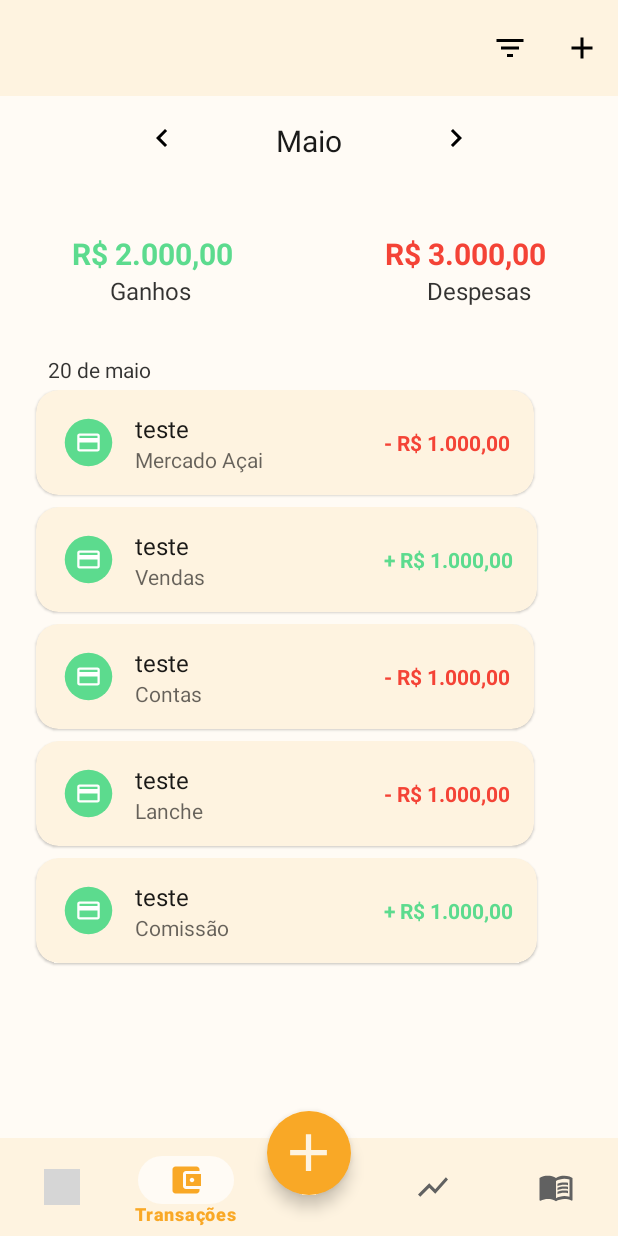
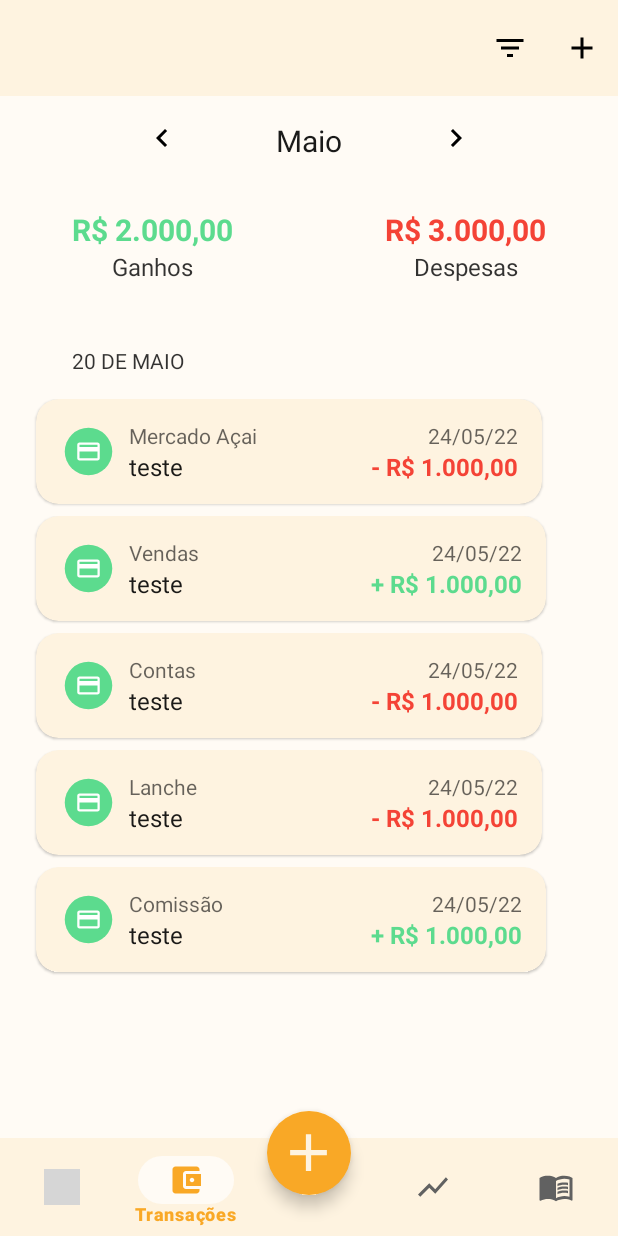
Before and after one commit to htchristie/finances-app, an Android app: the screen it shows after launch (MainActivity), item 2 of the bottom bar chosen, on a phone screen of 412 x 824 dp. Run offline under Robolectric (Android 15) with nearby library versions, the phone set to English and light mode, and no system bars; our stand-ins replace navigation-ui; grey boxes are pictures that could not be loaded.

Commit message:
altered design on transactions fragment

```diff
--- a/app/src/main/AndroidManifest.xml
+++ b/app/src/main/AndroidManifest.xml
@@ -14,6 +14,12 @@
         android:theme="@style/Theme.FinancesApp"
         tools:targetApi="31">
         <activity
+            android:name=".AddPlanning"
+            android:exported="false" />
+        <activity
+            android:name=".AddTransaction"
+            android:exported="false" />
+        <activity
             android:name=".MainActivity"
             android:exported="true">
             <intent-filter>
--- a/app/src/main/res/layout/fragment_transactions.xml
+++ b/app/src/main/res/layout/fragment_transactions.xml
@@ -1,5 +1,6 @@
 <?xml version="1.0" encoding="utf-8"?>
-<FrameLayout xmlns:android="http://schemas.android.com/apk/res/android"
+
+<ScrollView xmlns:android="http://schemas.android.com/apk/res/android"
     xmlns:app="http://schemas.android.com/apk/res-auto"
     xmlns:tools="http://schemas.android.com/tools"
     android:layout_width="match_parent"
@@ -8,10 +9,6 @@
     android:fitsSystemWindows="true"
     tools:context=".fragments.TransactionsFragment"
     tools:ignore="PrivateResource">
-
-    <ScrollView
-        android:layout_width="match_parent"
-        android:layout_height="match_parent">
 
     <androidx.constraintlayout.widget.ConstraintLayout
         android:id="@+id/srlTransActions"
@@ -70,7 +67,7 @@
             android:layout_width="wrap_content"
             android:layout_height="wrap_content"
             android:layout_marginStart="48dp"
-                android:layout_marginTop="48dp"
+            android:layout_marginTop="32dp"
             android:text="R$ 3.550,00"
             android:textColor="@color/green_500"
             android:textSize="20sp"
@@ -82,19 +79,19 @@
             android:id="@+id/tvTrProfit"
             android:layout_width="wrap_content"
             android:layout_height="wrap_content"
-                android:layout_marginStart="73dp"
             android:alpha=".8"
             android:text="@string/profits"
             android:textColor="?attr/colorOnPrimary"
             android:textSize="16sp"
-                app:layout_constraintStart_toStartOf="parent"
+            app:layout_constraintEnd_toEndOf="@+id/tvTrProfitDisplay"
+            app:layout_constraintStart_toStartOf="@+id/tvTrProfitDisplay"
             app:layout_constraintTop_toBottomOf="@+id/tvTrProfitDisplay" />
 
         <TextView
             android:id="@+id/tvTrExpensesDisplay"
             android:layout_width="wrap_content"
             android:layout_height="wrap_content"
-                android:layout_marginTop="48dp"
+            android:layout_marginTop="32dp"
             android:layout_marginEnd="48dp"
             android:text="R$ 912,91"
             android:textColor="@color/red_500"
@@ -107,27 +104,24 @@
             android:id="@+id/tvTrExpenses"
             android:layout_width="wrap_content"
             android:layout_height="wrap_content"
-                android:layout_marginEnd="58dp"
             android:alpha=".8"
             android:text="@string/expenses"
             android:textColor="?attr/colorOnPrimary"
             android:textSize="16sp"
-                app:layout_constraintEnd_toEndOf="parent"
+            app:layout_constraintEnd_toEndOf="@+id/tvTrExpensesDisplay"
+            app:layout_constraintStart_toStartOf="@+id/tvTrExpensesDisplay"
             app:layout_constraintTop_toBottomOf="@+id/tvTrExpensesDisplay" />
 
         <androidx.recyclerview.widget.RecyclerView
             android:id="@+id/rvTransactionCard"
             android:layout_width="match_parent"
             android:layout_height="match_parent"
-                android:layout_marginTop="22dp"
+            android:layout_marginTop="32dp"
             android:layout_marginBottom="32dp"
             app:layout_constraintBottom_toBottomOf="parent"
             app:layout_constraintEnd_toEndOf="parent"
             app:layout_constraintStart_toStartOf="parent"
             app:layout_constraintTop_toBottomOf="@+id/tvTrProfit"
-                tools:listitem="@layout/transactions_card_parent">
-            </androidx.recyclerview.widget.RecyclerView>
+            tools:listitem="@layout/transactions_card_parent" />
     </androidx.constraintlayout.widget.ConstraintLayout>
 </ScrollView>
-
-</FrameLayout>
--- a/app/src/main/res/layout/transactions_card_child.xml
+++ b/app/src/main/res/layout/transactions_card_child.xml
@@ -51,40 +51,53 @@
                 android:id="@+id/tvDateCardDesc"
                 android:layout_width="wrap_content"
                 android:layout_height="wrap_content"
-                android:layout_marginStart="12dp"
+                android:layout_marginStart="8dp"
                 android:alpha=".9"
                 android:text="Salário maio"
                 android:textColor="?attr/colorOnPrimary"
                 android:textSize="16sp"
-                app:layout_constraintBottom_toTopOf="@+id/tvDateCardCategory"
+                app:layout_constraintBottom_toBottomOf="@+id/ivDateCardIconBg"
                 app:layout_constraintStart_toEndOf="@+id/ivDateCardIconBg"
-                app:layout_constraintTop_toTopOf="@+id/ivDateCardIconBg" />
+                app:layout_constraintTop_toBottomOf="@+id/tvDateCardCategory" />
 
             <TextView
                 android:id="@+id/tvDateCardCategory"
                 android:layout_width="wrap_content"
                 android:layout_height="wrap_content"
-                android:layout_marginStart="12dp"
+                android:layout_marginStart="8dp"
                 android:alpha=".6"
                 android:text="Salário"
                 android:textColor="?attr/colorOnPrimary"
-                app:layout_constraintBottom_toBottomOf="@+id/ivDateCardIconBg"
+                app:layout_constraintBottom_toTopOf="@+id/tvDateCardDesc"
                 app:layout_constraintStart_toEndOf="@+id/ivDateCardIconBg"
-                app:layout_constraintTop_toBottomOf="@+id/tvDateCardDesc" />
+                app:layout_constraintTop_toTopOf="@+id/ivDateCardIconBg" />
 
             <TextView
                 android:id="@+id/tvDateCardValue"
                 android:layout_width="wrap_content"
                 android:layout_height="wrap_content"
-                android:layout_marginStart="130dp"
+                android:layout_marginStart="125dp"
                 android:layout_marginEnd="16dp"
                 android:text="+ 3200,00"
                 android:textColor="@color/green_500"
+                android:textSize="16sp"
                 android:textStyle="bold"
-                app:layout_constraintBottom_toBottomOf="@+id/ivDateCardIconBg"
+                app:layout_constraintBottom_toBottomOf="@+id/tvDateCardDesc"
                 app:layout_constraintEnd_toEndOf="parent"
                 app:layout_constraintStart_toEndOf="@+id/tvDateCardDesc"
-                app:layout_constraintTop_toTopOf="@+id/ivDateCardIconBg" />
+                app:layout_constraintTop_toBottomOf="@+id/tvDateCardDate" />
+
+            <TextView
+                android:id="@+id/tvDateCardDate"
+                android:layout_width="wrap_content"
+                android:layout_height="wrap_content"
+                android:layout_marginEnd="16dp"
+                android:alpha=".6"
+                android:text="24/05/22"
+                android:textColor="?attr/colorOnPrimary"
+                app:layout_constraintBottom_toTopOf="@+id/tvDateCardValue"
+                app:layout_constraintEnd_toEndOf="parent"
+                app:layout_constraintTop_toTopOf="@+id/tvDateCardCategory" />
         </androidx.constraintlayout.widget.ConstraintLayout>
     </androidx.cardview.widget.CardView>
 </androidx.constraintlayout.widget.ConstraintLayout>
--- a/app/src/main/res/layout/transactions_card_parent.xml
+++ b/app/src/main/res/layout/transactions_card_parent.xml
@@ -9,12 +9,14 @@
         android:id="@+id/tvCardDate"
         android:layout_width="wrap_content"
         android:layout_height="wrap_content"
-        android:layout_marginStart="32dp"
+        android:layout_marginStart="48dp"
         android:layout_marginTop="10dp"
         android:layout_marginBottom="4dp"
         android:alpha=".8"
-        android:text="24 de maio"
+        android:text="Maio"
+        android:textAllCaps="true"
         android:textColor="?attr/colorOnPrimary"
+        android:textSize="14sp"
         app:layout_constraintBottom_toTopOf="@+id/ivCardParent"
         app:layout_constraintStart_toStartOf="parent"
         app:layout_constraintTop_toTopOf="parent" />
@@ -23,7 +25,7 @@
         android:id="@+id/ivCardParent"
         android:layout_width="match_parent"
         android:layout_height="wrap_content"
-        android:layout_marginTop="4dp"
+        android:layout_marginTop="16dp"
         app:layout_constraintEnd_toEndOf="parent"
         app:layout_constraintStart_toStartOf="parent"
         app:layout_constraintTop_toBottomOf="@+id/tvCardDate"
```
Lines whose indentation alone changed are shown as unchanged.
